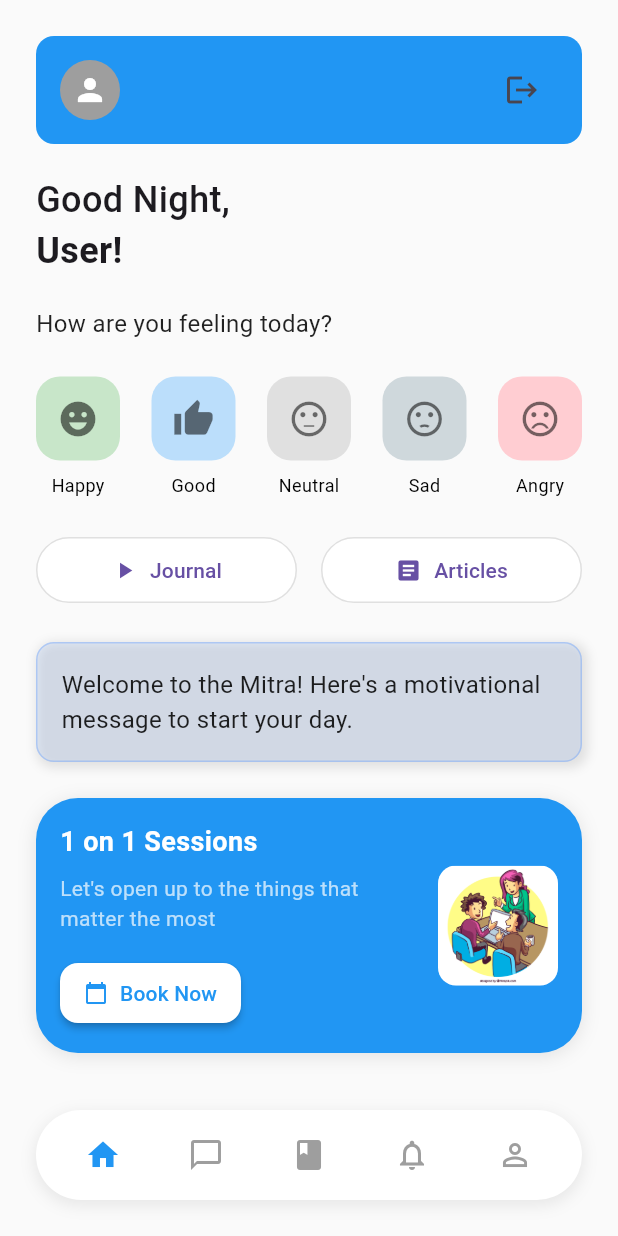
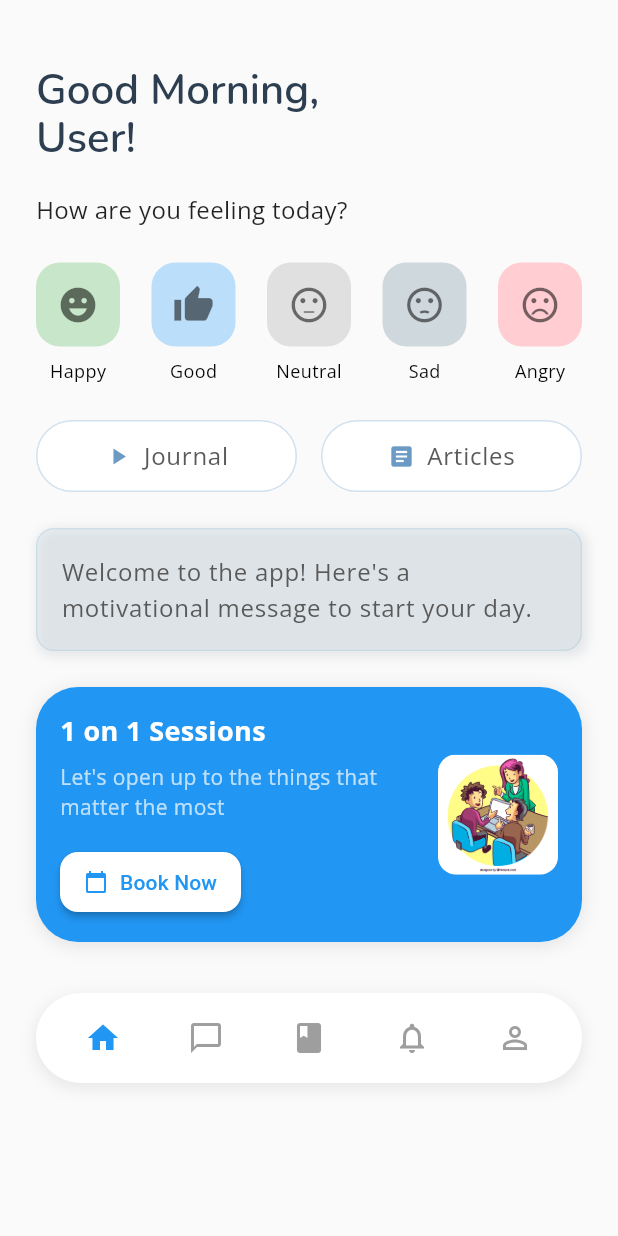
Before and after one commit to Saurabhhsahu/Mitra, a Flutter app: the screen it shows after launch, on a phone screen of 412 x 824 dp. Run offline on Flutter 3.47's test engine with Material 3 defaults, Android fonts, the phone set to English and light mode, and no system bars; our stand-ins replace firebase_core, fl_chart, google_fonts, logger, shared_preferences, table_calendar; missing offline and left inert: mongo_dart; accounts and stored records are empty.

Commit message:
app(.): basic configs and utilities

```diff
--- /dev/null
+++ b/lib/core/config/colors.dart
@@ -0,0 +1,21 @@
+import 'package:flutter/material.dart';
+
+class AppColors {
+  // Primary Colors
+  static const primary = Color(0xFF6B9AC4); // Calming blue
+  static const secondary = Color(0xFF97C1D9); // Soft blue
+  static const accent = Color(0xFFF4B393); // Warm peach
+
+  // Text Colors
+  static const textPrimary = Color(0xFF2C3E50);
+  static const textSecondary = Color(0xFF595959);
+
+  // Background Colors
+  static const background = Color(0xFFFAFAFA);
+  static const surface = Color(0xFFFFFFFF);
+
+  // State Colors
+  static const success = Color(0xFF7FC8A9); // Mint green
+  static const error = Color(0xFFE88D8D); // Soft red
+  static const warning = Color(0xFFFFD93D); // Muted yellow
+}
--- /dev/null
+++ b/lib/core/config/theme.dart
@@ -0,0 +1,32 @@
+import 'package:flutter/material.dart';
+import 'package:google_fonts/google_fonts.dart';
+import 'colors.dart';
+
+class AppTheme {
+  static ThemeData get lightTheme {
+    return ThemeData(
+      useMaterial3: true,
+      textTheme: TextTheme(
+        displayLarge: GoogleFonts.nunito(
+          fontSize: 32,
+          fontWeight: FontWeight.bold,
+          color: AppColors.textPrimary,
+        ),
+        displayMedium: GoogleFonts.nunito(
+          fontSize: 28,
+          fontWeight: FontWeight.w600,
+          color: AppColors.textPrimary,
+        ),
+        bodyLarge: GoogleFonts.openSans(
+          fontSize: 16,
+          color: AppColors.textSecondary,
+        ),
+        bodyMedium: GoogleFonts.openSans(
+          fontSize: 14,
+          color: AppColors.textSecondary,
+        ),
+      ),
+      // Other theme configurations will be added here
+    );
+  }
+}
--- /dev/null
+++ b/lib/core/utils/app_logger.dart
@@ -0,0 +1,30 @@
+import 'package:logger/logger.dart';
+
+class AppLogger {
+  static final Logger _logger = Logger(
+    printer: PrettyPrinter(
+      methodCount: 0,
+      errorMethodCount: 8,
+      lineLength: 120,
+      colors: true,
+      printEmojis: true,
+      printTime: true,
+    ),
+  );
+
+  static void debug(String message) {
+    _logger.d(message);
+  }
+
+  static void info(String message) {
+    _logger.i(message);
+  }
+
+  static void warning(String message) {
+    _logger.w(message);
+  }
+
+  static void error(String message, [dynamic error, StackTrace? stackTrace]) {
+    _logger.e(message, error: error, stackTrace: stackTrace);
+  }
+}
--- /dev/null
+++ b/lib/core/utils/time_utils.dart
@@ -0,0 +1,12 @@
+String getGreeting() {
+  final hour = DateTime.now().hour;
+  if (hour < 12) {
+    return 'Good Morning,';
+  } else if (hour < 17) {
+    return 'Good Afternoon,';
+  } else if (hour < 21) {
+    return 'Good Evening,';
+  } else {
+    return 'Good Night,';
+  }
+}
--- a/lib/data/user_data.dart
+++ b/lib/data/user_data.dart
@@ -1,6 +1,6 @@
 import '../models/user_model.dart';
 import '../models/mood_entry.dart';
-import 'dart:math';
+// import 'dart:math';
 
 class UserData {
   // Singleton instance
@@ -10,19 +10,49 @@ class UserData {
 
   UserData._internal();
 
-  static final List<String> _moods = ['Happy', 'Good', 'Neutral', 'Sad','Angry'];
+  static final List<String> moods = ['Happy', 'Angry', 'Calm', 'Manic'];
 
   static final List<MoodEntry> _moodEntries = [
-    MoodEntry(date: DateTime.now().subtract(const Duration(days: 1)), mood: 'Happy', note: 'Great day at work!'),
-    MoodEntry(date: DateTime.now().subtract(const Duration(days: 2)), mood: 'Angry', note: 'Got stuck in traffic.'),
-    MoodEntry(date: DateTime.now().subtract(const Duration(days: 3)), mood: 'Neutral', note: 'Had a relaxing weekend.'),
-    MoodEntry(date: DateTime.now().subtract(const Duration(days: 4)), mood: 'Neutral', note: 'So much energy today!'),
-    MoodEntry(date: DateTime.now().subtract(const Duration(days: 5)), mood: 'Sad', note: 'Completed a big project!'),
-    MoodEntry(date: DateTime.now().subtract(const Duration(days: 6)), mood: 'Good', note: 'Peaceful day with family.'),
-    MoodEntry(date: DateTime.now().subtract(const Duration(days: 7)), mood: 'Angry', note: 'Had an argument with a friend.'),
-    MoodEntry(date: DateTime.now().subtract(const Duration(days: 8)), mood: 'Good', note: 'Worked on a new idea nonstop!'),
-    MoodEntry(date: DateTime.now().subtract(const Duration(days: 9)), mood: 'Happy', note: 'Received great feedback!'),
-    MoodEntry(date: DateTime.now().subtract(const Duration(days: 10)), mood: 'Neutral', note: 'A quiet and restful day.'),
+    MoodEntry(
+        date: DateTime.now().subtract(const Duration(days: 1)),
+        mood: 'Happy',
+        note: 'Great day at work!'),
+    MoodEntry(
+        date: DateTime.now().subtract(const Duration(days: 2)),
+        mood: 'Angry',
+        note: 'Got stuck in traffic.'),
+    MoodEntry(
+        date: DateTime.now().subtract(const Duration(days: 3)),
+        mood: 'Calm',
+        note: 'Had a relaxing weekend.'),
+    MoodEntry(
+        date: DateTime.now().subtract(const Duration(days: 4)),
+        mood: 'Manic',
+        note: 'So much energy today!'),
+    MoodEntry(
+        date: DateTime.now().subtract(const Duration(days: 5)),
+        mood: 'Happy',
+        note: 'Completed a big project!'),
+    MoodEntry(
+        date: DateTime.now().subtract(const Duration(days: 6)),
+        mood: 'Calm',
+        note: 'Peaceful day with family.'),
+    MoodEntry(
+        date: DateTime.now().subtract(const Duration(days: 7)),
+        mood: 'Angry',
+        note: 'Had an argument with a friend.'),
+    MoodEntry(
+        date: DateTime.now().subtract(const Duration(days: 8)),
+        mood: 'Manic',
+        note: 'Worked on a new idea nonstop!'),
+    MoodEntry(
+        date: DateTime.now().subtract(const Duration(days: 9)),
+        mood: 'Happy',
+        note: 'Received great feedback!'),
+    MoodEntry(
+        date: DateTime.now().subtract(const Duration(days: 10)),
+        mood: 'Calm',
+        note: 'A quiet and restful day.'),
   ];
 
   static User getUser() {
@@ -32,7 +62,8 @@ class UserData {
       email: 'saurabh@example.com',
       phone: '+91 9876543210',
       location: 'Mumbai, India',
-      bio: 'Flutter developer passionate about creating beautiful mobile experiences.',
+      bio:
+          'Flutter developer passionate about creating beautiful mobile experiences.',
       joinDate: DateTime(2023, 3, 15),
       profileImage: 'assets/images/profile.jpeg',
     );
@@ -45,7 +76,7 @@ class UserData {
   static void addMoodEntry(MoodEntry moodEntry) {
     final today = DateTime.now();
     if (_moodEntries.any((entry) =>
-    entry.date.year == today.year &&
+        entry.date.year == today.year &&
         entry.date.month == today.month &&
         entry.date.day == today.day)) {
       return;
--- a/lib/main.dart
+++ b/lib/main.dart
@@ -1,4 +1,5 @@
 import 'package:flutter/material.dart';
+import 'package:mitra/core/config/theme.dart';
 import 'screens/landing_screen.dart';
 import 'firebase_options.dart';
 import 'package:firebase_core/firebase_core.dart';
@@ -19,10 +20,7 @@
   Widget build(BuildContext context) {
     return MaterialApp(
       title: 'Depression Management App',
-      theme: ThemeData(
-        primarySwatch: Colors.blue,
-        scaffoldBackgroundColor: Colors.white,
-      ),
+      theme: AppTheme.lightTheme,
       home: const LandingScreen(),
     );
   }
--- a/lib/screens/landing_screen.dart
+++ b/lib/screens/landing_screen.dart
@@ -1,4 +1,9 @@
+import 'dart:async';
+
 import 'package:flutter/material.dart';
+import 'package:mitra/core/config/colors.dart';
+import 'package:mitra/core/utils/time_utils.dart';
+import 'package:mitra/core/utils/app_logger.dart';
 import 'articles_screen.dart';
 import 'journal_screen.dart';
 import '../sections/mood_section.dart';
@@ -14,6 +19,22 @@ class LandingScreen extends StatefulWidget {
 
 class _LandingScreenState extends State<LandingScreen> {
   int _selectedIndex = 0;
+  late String _greeting;
+
+  @override
+  void initState() {
+    super.initState();
+    _greeting = getGreeting();
+    AppLogger.info('Initial greeting set to: $_greeting');
+
+    // Update greeting every minute
+    Timer.periodic(const Duration(minutes: 1), (timer) {
+      setState(() {
+        _greeting = getGreeting();
+        AppLogger.debug('Greeting updated at ${DateTime.now()}: $_greeting');
+      });
+    });
+  }
 
   void _onNavBarTapped(int index) {
     setState(() {
@@ -23,52 +44,57 @@ class _LandingScreenState extends State<LandingScreen> {
 
   @override
   Widget build(BuildContext context) {
+    final theme = Theme.of(context);
+
     return Scaffold(
-      backgroundColor: Colors.grey[50],
-      appBar: null,
+      backgroundColor: AppColors.background,
       body: SafeArea(
-        child: Padding(
+        child: Stack(
+          children: [
+            Padding(
               padding: const EdgeInsets.all(24.0),
+              child: SingleChildScrollView(
                 child: Column(
                   crossAxisAlignment: CrossAxisAlignment.start,
                   children: [
-              // Top bar
-              Container(
-                padding: const EdgeInsets.symmetric(horizontal: 16, vertical: 12),
-                decoration: BoxDecoration(
-                  color: Colors.blue,
-                  borderRadius: BorderRadius.circular(12),
+                    // Useless Container
+                    // Profile Container
+                    // Container(
+                    //   padding: const EdgeInsets.symmetric(
+                    //       horizontal: 16, vertical: 12),
+                    //   decoration: BoxDecoration(
+                    //     color: AppColors.primary,
+                    //     borderRadius: BorderRadius.circular(12),
+                    //   ),
+                    //   child: Row(
+                    //     mainAxisAlignment: MainAxisAlignment.spaceBetween,
+                    //     children: [
+                    //       const CircleAvatar(
+                    //         backgroundColor: AppColors.secondary,
+                    //         child: Icon(Icons.person, color: AppColors.surface),
+                    //       ),
+                    //       IconButton(
+                    //         icon: Icon(Icons.logout, color: AppColors.surface),
+                    //         onPressed: () {},
+                    //       ),
+                    //     ],
+                    //   ),
+                    // ),
+
+                    const SizedBox(height: 20),
+
+                    // Greeting section
+                    Text(
+                      _greeting,
+                      style: theme.textTheme.displayMedium,
                     ),
-                child: Row(
-                  mainAxisAlignment: MainAxisAlignment.spaceBetween,
-                  children: [
-                    const CircleAvatar(
-                      backgroundColor: Colors.grey,
-                      child: Icon(Icons.person, color: Colors.white),
-                    ),
-                    IconButton(
-                      icon: const Icon(Icons.logout),
-                      onPressed: () {},
-                    ),
-                  ],
-                ),
+                    Text(
+                      'User!',
+                      style: theme.textTheme.displayMedium,
                     ),
 
                     const SizedBox(height: 20),
 
-              // Greeting section
-              const Text(
-                'Good Night,',
-                style: TextStyle(fontSize: 24, fontWeight: FontWeight.w500),
-              ),
-              const Text(
-                'User!',
-                style: TextStyle(fontSize: 24, fontWeight: FontWeight.bold),
-              ),
-
-              const SizedBox(height: 20),
-
-              // Mood Section
                     const MoodSection(),
 
                     const SizedBox(height: 24),
@@ -81,18 +107,24 @@ class _LandingScreenState extends State<LandingScreen> {
                             onPressed: () {
                               Navigator.push(
                                 context,
-                          MaterialPageRoute(builder: (context) => const JournalHomePage()),
+                                MaterialPageRoute(
+                                    builder: (context) =>
+                                        const JournalHomePage()),
                               );
                             },
-                      icon: const Icon(Icons.play_arrow, size: 18),
-                      label: const Text('Journal'),
+                            icon: Icon(Icons.play_arrow,
+                                size: 18, color: AppColors.primary),
+                            label: Text('Journal',
+                                style: theme.textTheme.bodyLarge),
                             style: OutlinedButton.styleFrom(
-                        padding: const EdgeInsets.symmetric(vertical: 12, horizontal: 16),
+                              padding: const EdgeInsets.symmetric(
+                                  vertical: 12, horizontal: 16),
                               shape: RoundedRectangleBorder(
                                 borderRadius: BorderRadius.circular(30),
                               ),
-                        side: const BorderSide(color: Colors.black12),
-                        backgroundColor: Colors.white,
+                              side: BorderSide(
+                                  color: AppColors.primary.withOpacity(0.3)),
+                              backgroundColor: AppColors.surface,
                             ),
                           ),
                         ),
@@ -102,18 +134,24 @@ class _LandingScreenState extends State<LandingScreen> {
                             onPressed: () {
                               Navigator.push(
                                 context,
-                          MaterialPageRoute(builder: (context) => const ArticlesScreen()),
+                                MaterialPageRoute(
+                                    builder: (context) =>
+                                        const ArticlesScreen()),
                               );
                             },
-                      icon: const Icon(Icons.article, size: 18),
-                      label: const Text('Articles'),
+                            icon: Icon(Icons.article,
+                                size: 18, color: AppColors.primary),
+                            label: Text('Articles',
+                                style: theme.textTheme.bodyLarge),
                             style: OutlinedButton.styleFrom(
-                        padding: const EdgeInsets.symmetric(vertical: 12, horizontal: 16),
+                              padding: const EdgeInsets.symmetric(
+                                  vertical: 12, horizontal: 16),
                               shape: RoundedRectangleBorder(
                                 borderRadius: BorderRadius.circular(30),
                               ),
-                        side: const BorderSide(color: Colors.black12),
-                        backgroundColor: Colors.white,
+                              side: BorderSide(
+                                  color: AppColors.primary.withOpacity(0.3)),
+                              backgroundColor: AppColors.surface,
                             ),
                           ),
                         ),
@@ -126,44 +164,48 @@ class _LandingScreenState extends State<LandingScreen> {
                     Container(
                       padding: const EdgeInsets.all(16),
                       decoration: BoxDecoration(
-                  color: Colors.blueAccent.withOpacity(0.1), // Light background color
-                  borderRadius: BorderRadius.circular(12), // Rounded corners
+                        color: AppColors.secondary.withOpacity(0.1),
+                        borderRadius: BorderRadius.circular(12),
                         border: Border.all(
-                    color: Colors.blueAccent.withOpacity(0.3), // Border color
-                    width: 1, // Border width
+                          color: AppColors.secondary.withOpacity(0.3),
+                          width: 1,
                         ),
                         boxShadow: [
                           BoxShadow(
-                      color: Colors.black.withOpacity(0.1),
+                            color: AppColors.textPrimary.withOpacity(0.1),
                             spreadRadius: 2,
                             blurRadius: 5,
-                      offset: const Offset(2, 2), // Shadow at the bottom-right
+                            offset: const Offset(2, 2),
                           ),
                         ],
                       ),
-                child: const Text(
-                  "Welcome to the Mitra! Here's a motivational message to start your day.",
-                  style: TextStyle(
-                    fontSize: 16,
-                    color: Colors.black87,
-                  ),
+                      child: Text(
+                        "Welcome to the app! Here's a motivational message to start your day.",
+                        style: theme.textTheme.bodyLarge,
                       ),
                     ),
 
                     const SizedBox(height: 24),
 
-              // 1 on 1 Sessions Widget
                     const SessionWidget(),
 
-              const Spacer(),
+                    const SizedBox(height: 80),
+                  ],
+                ),
+              ),
+            ),
 
-              // Bottom Navigation Bar
-              BottomNavBar(
+            // BottomNavBar
+            Positioned(
+              left: 24,
+              right: 24,
+              bottom: 10,
+              child: BottomNavBar(
                 currentIndex: _selectedIndex,
                 onTap: _onNavBarTapped,
               ),
+            ),
           ],
-          ),
         ),
       ),
     );
--- a/pubspec.yaml
+++ b/pubspec.yaml
@@ -5,7 +5,7 @@ publish_to: 'none'
 version: 1.0.0+1
 
 environment:
-  sdk: ^3.6.1
+  sdk: ^3.6.0
 
 dependencies:
   flutter:
@@ -22,7 +22,8 @@ dependencies:
   firebase_core: ^3.11.0
   path: ^1.9.0
   table_calendar: ^3.0.9
-
+  google_fonts:
+  logger: ^2.0.2+1
 
 dev_dependencies:
   flutter_test:
```
Also changed, not shown: pubspec.lock, 1 other file. Lines whose indentation alone changed are shown as unchanged.
